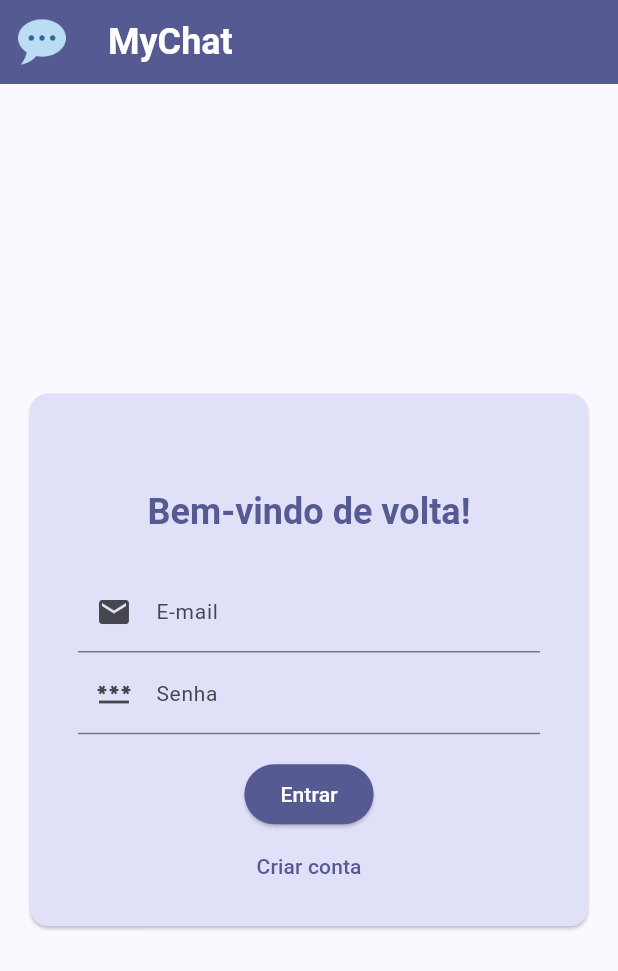
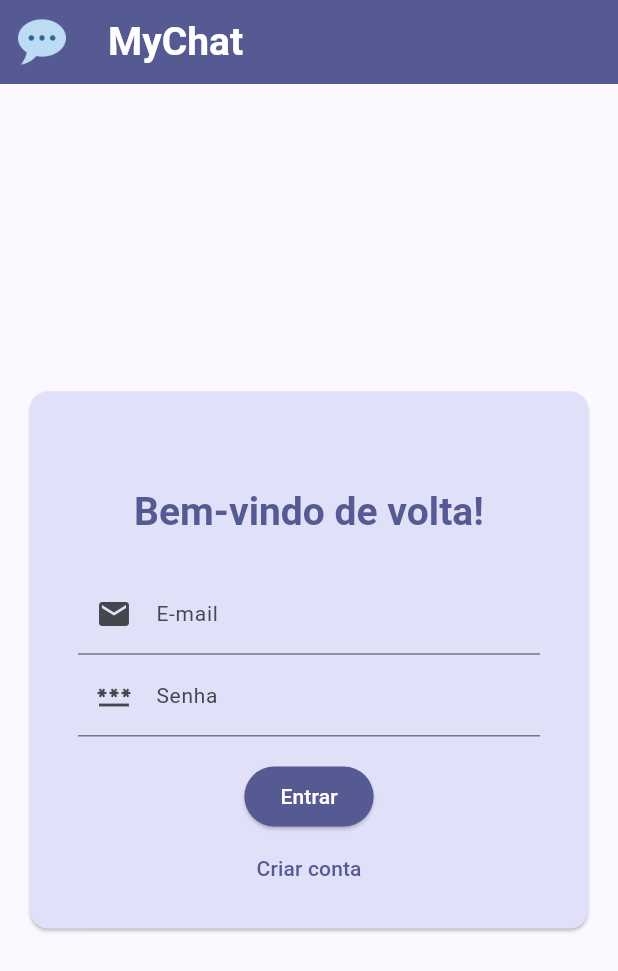
Before and after one commit to Gabrielst27/my_chat, a Flutter app: the screen it shows after launch, on a phone screen of 412 x 824 dp. Shown: the top 971 px of the screen. Run offline on Flutter 3.47's test engine with Material 3 defaults, Android fonts, the phone set to English and light mode, and no system bars; our stand-ins replace cloud_firestore, firebase_auth, firebase_core; accounts and stored records are empty; generated files the repository leaves out were written again.

```diff
--- a/lib/theme.dart
+++ b/lib/theme.dart
@@ -22,7 +22,8 @@ final lightTheme = ThemeData().copyWith(
     ),
   ),
   textTheme: TextTheme().copyWith(
-    titleLarge: TextStyle(fontSize: 24, fontWeight: FontWeight.bold),
+    titleLarge: TextStyle(fontSize: 26, fontWeight: FontWeight.bold),
+    titleMedium: TextStyle(fontSize: 20, fontWeight: FontWeight.bold),
   ),
   cardTheme: CardThemeData().copyWith(
     color: lightColorScheme.secondaryContainer,
@@ -50,7 +51,8 @@ final darkTheme = ThemeData().copyWith(
     ),
   ),
   textTheme: TextTheme().copyWith(
-    titleLarge: TextStyle(fontSize: 24, fontWeight: FontWeight.bold),
+    titleLarge: TextStyle(fontSize: 26, fontWeight: FontWeight.bold),
+    titleMedium: TextStyle(fontSize: 22, fontWeight: FontWeight.bold),
   ),
   cardTheme: CardThemeData().copyWith(color: darkColorScheme.onSecondary),
 );
```
Also changed, not shown: lib/screens/chat_screen.dart (+5 -13 lines), lib/screens/chats_screen.dart (+10 -3 lines), lib/widgets/chats_list_item.dart (added, +33 -0 lines).
